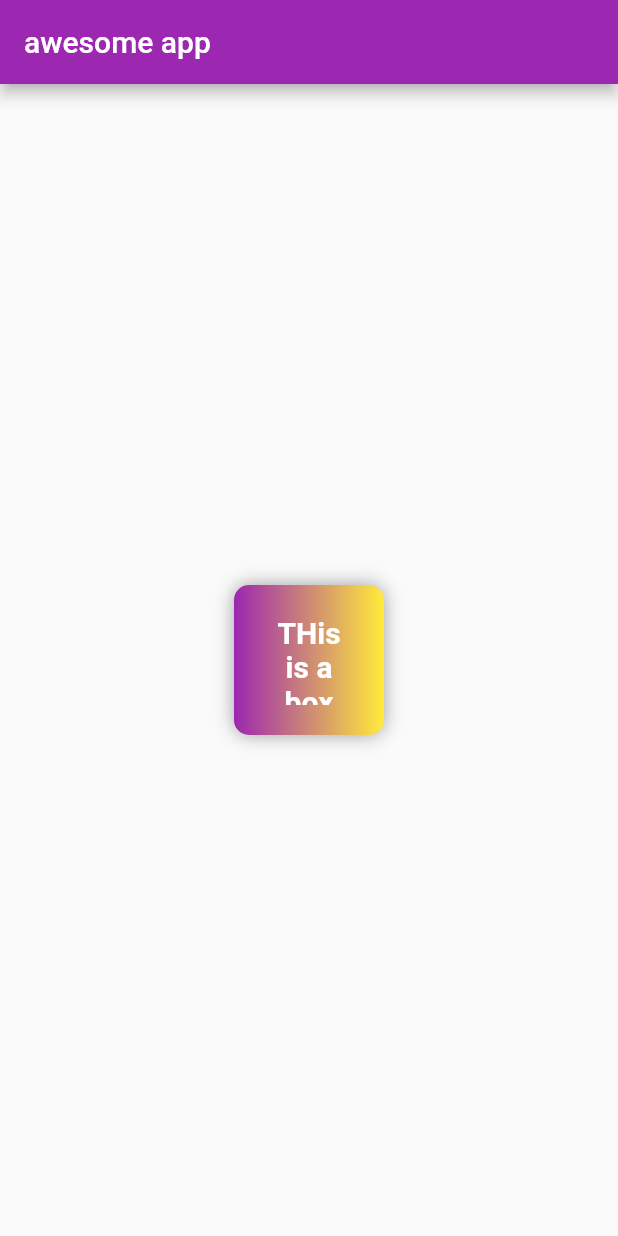
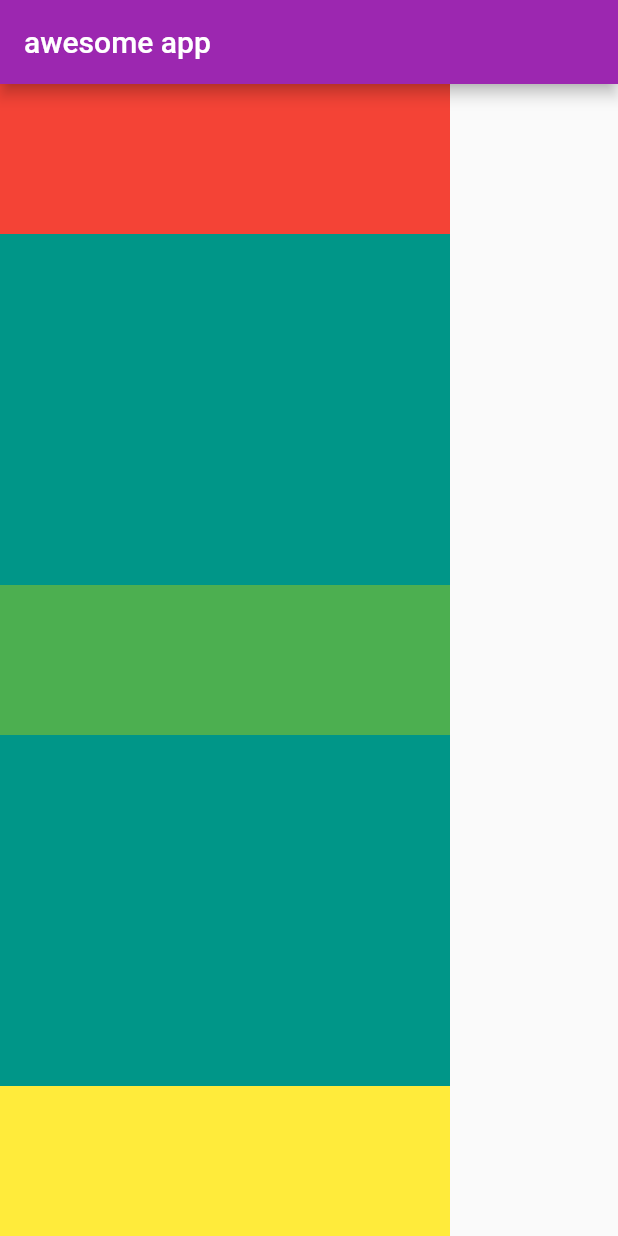
Before and after one commit to vipuldamor87/flutterTuts, a Flutter app: the screen it shows after launch, on a phone screen of 412 x 824 dp. Run offline on Flutter 3.47's test engine with Material 2 defaults, Android fonts, the phone set to English and light mode, and no system bars.

Commit message:
row and column

```diff
--- a/lib/main.dart
+++ b/lib/main.dart
@@ -21,32 +21,36 @@ class HomePage extends StatelessWidget {
     return Scaffold(
       appBar: AppBar(title: Text('awesome app'),
       ),
-      body: Center(
-        child: Container(
-          padding: EdgeInsets.all(20),
-          width: 100,
-          height:100,
-          clipBehavior: Clip.antiAlias,
-          alignment: Alignment.bottomRight,
-          decoration: BoxDecoration(
-            color: Colors.red,
-            gradient: LinearGradient(colors:[Colors.purple,
-            Colors.yellow]),
-            boxShadow: [
-              BoxShadow(
-                color:Colors.grey,
-                blurRadius: 10,
-              )
-            ],
-            borderRadius: BorderRadius.circular(10),
-          ),
-          child: Text('THis is a box',
-          textAlign: TextAlign.center,
-          style:TextStyle(
-            fontSize: 20,
-            color:Colors.white,
-            fontWeight: FontWeight.bold,
-          )),
+      body: Container(
+        width: 300,
+        color: Colors.teal,
+        child: Column(
+          mainAxisAlignment: MainAxisAlignment.spaceBetween,
+          crossAxisAlignment: CrossAxisAlignment.stretch,
+          mainAxisSize: MainAxisSize.max,
+          children: <Widget>[
+            Container(
+              padding: EdgeInsets.all(8),
+              width: 100,
+              height: 100,
+              color: Colors.red,
+              alignment: Alignment.center,
+            ),
+            Container(
+              padding: EdgeInsets.all(8),
+              width: 100,
+              height: 100,
+              color: Colors.green,
+              alignment: Alignment.center,
+            ),
+            Container(
+              padding: EdgeInsets.all(8),
+              width: 100,
+              height: 100,
+              color: Colors.yellow,
+              alignment: Alignment.center,
+            ),
+          ],
         ),
       ),
     );
```
